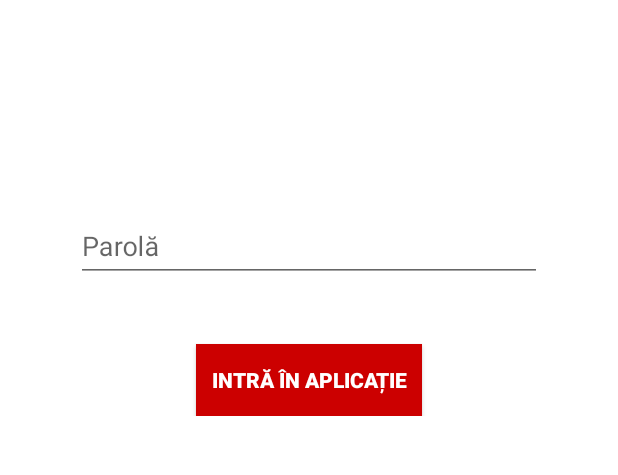
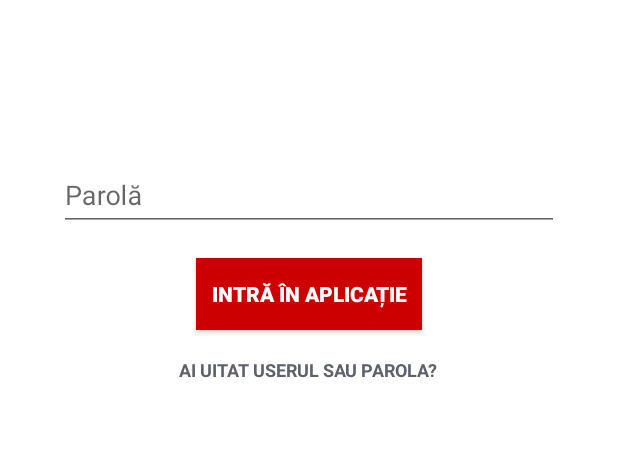
Before and after one commit to razvandalca/iStud-Android, an Android app: the screen it shows after launch (LoginActivity), on a phone screen of 412 x 824 dp, the part 421-896 px from its top. Run offline under Robolectric (Android 15) with nearby library versions, the phone set to English and light mode, and no system bars.

Commit message:
Buton de contact administrator

```diff
--- a/app/src/main/res/layout/activity_login.xml
+++ b/app/src/main/res/layout/activity_login.xml
@@ -44,7 +44,7 @@
                 android:layout_height="wrap_content"
                 android:layout_below="@+id/logoEtti"
                 android:layout_marginTop="75dp"
-                android:layout_margin="25dp">
+                android:layout_margin="14dp">
 
             <AutoCompleteTextView
                 android:id="@+id/email"
@@ -61,8 +61,7 @@
                 android:id="@+id/textImputLayoutPass"
                 android:layout_width="match_parent"
                 android:layout_height="wrap_content"
-                android:layout_marginTop="10dp"
-                android:layout_margin="25dp"
+                android:layout_margin="14dp"
                 android:layout_below="@+id/textImpulLayoutEmail">
 
             <EditText
@@ -83,14 +82,30 @@
                 android:id="@+id/email_sign_in_button"
                 android:layout_width="wrap_content"
                 android:layout_height="wrap_content"
-                android:layout_marginTop="16dp"
+                android:layout_marginTop="4dp"
                 android:text="@string/action_sign_in"
                 android:textStyle="bold"
                 android:layout_below="@+id/textImputLayoutPass"
                 android:layout_centerHorizontal="true"
                 android:background="@color/red"
                 android:padding="10dp"
+                android:layout_marginBottom="4dp"
                 android:textColor="@color/white"/>
+
+            <TextView
+                android:id="@+id/no_account_button"
+                android:layout_width="wrap_content"
+                android:layout_height="wrap_content"
+                android:layout_marginTop="4dp"
+                android:text="@string/buton_contact"
+                android:textSize="12sp"
+                android:textStyle="bold"
+                android:textAllCaps="true"
+                android:layout_below="@+id/email_sign_in_button"
+                android:layout_centerHorizontal="true"
+                android:padding="10dp"
+                android:textColor="@color/grey"
+                android:onClick="trimiteEmailAdmin"/>
 
         </RelativeLayout>
     </ScrollView>
--- a/app/src/main/res/values/strings.xml
+++ b/app/src/main/res/values/strings.xml
@@ -25,7 +25,7 @@
     <string name="nume">Nume</string>
     <string name="adresa_email">E-mail</string>
     <string name="detalii_materie">Detalii materie</string>
-
+    <string name="buton_contact">Ai uitat userul sau parola?</string>
 
     <!-- TODO: Remove or change this placeholder text -->
     <string name="hello_blank_fragment">Hello blank fragment</string>
```
Also changed, not shown: app/src/main/java/ro/horiacalin/istud/PresentationLayer/Controller/LoginActivity.java (+18 -0 lines).
